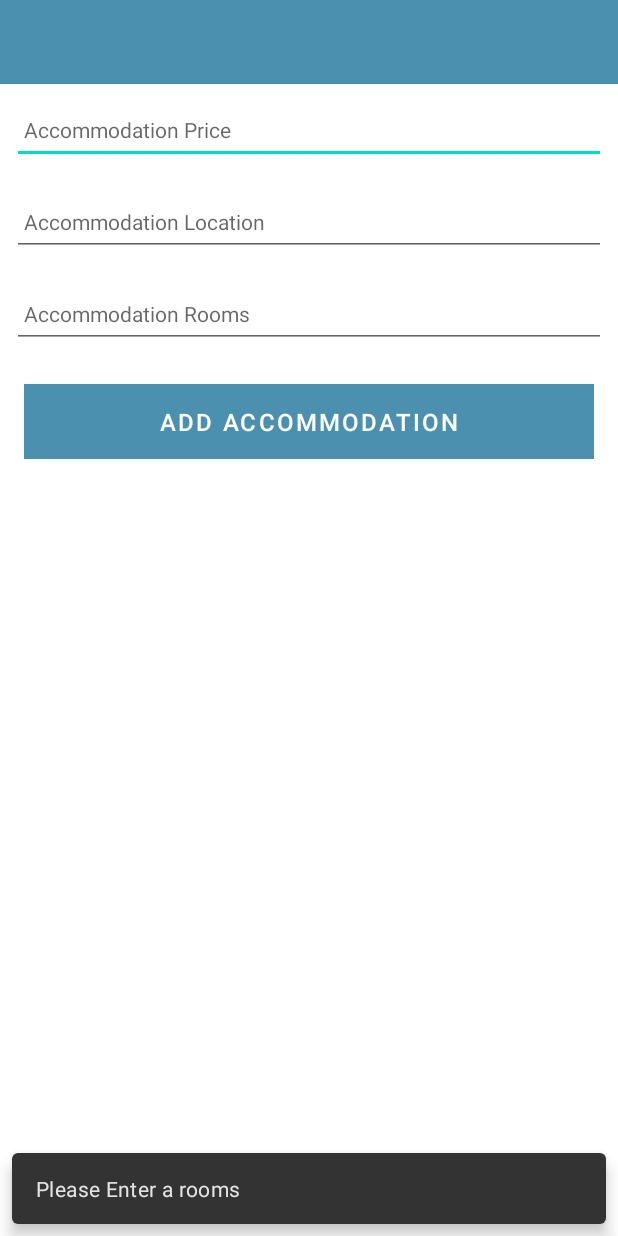
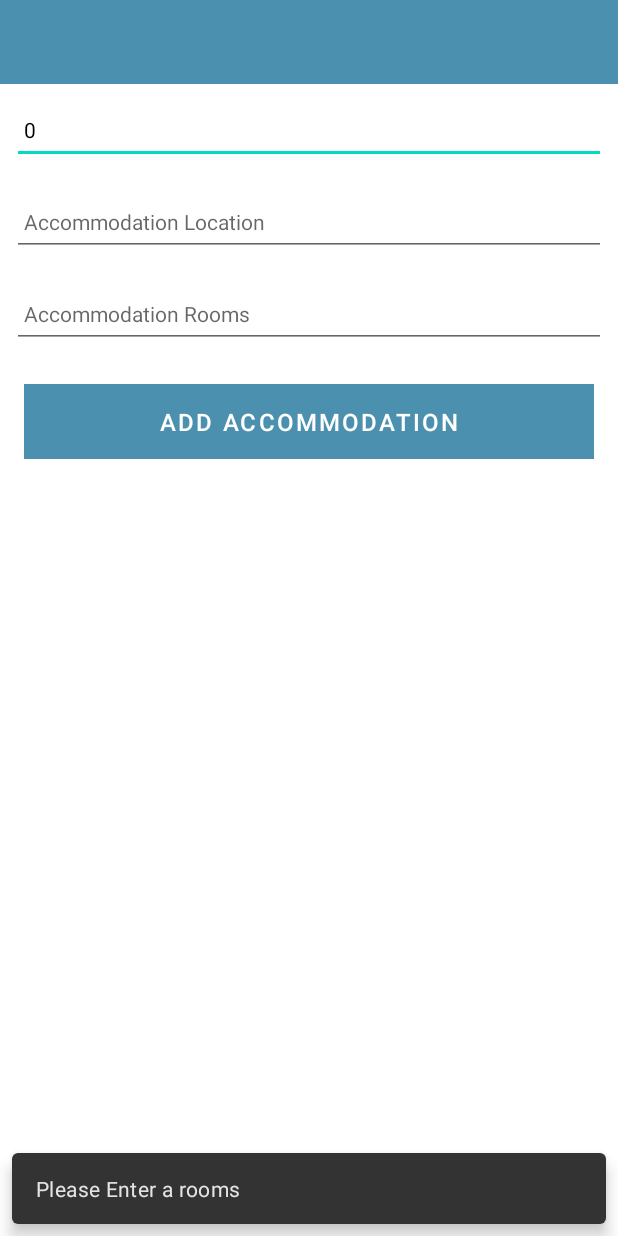
Before and after one commit to Nxkki/Accommodation-Android-App, an Android app: the screen it shows after launch (AccommodationActivity), after a tap on "ADD ACCOMMODATION", on a phone screen of 412 x 824 dp. Run offline under Robolectric (Android 15) with nearby library versions, the phone set to English and light mode, and no system bars; our stand-ins replace Timber; 1 statement that could not run was skipped.

Commit message:
Theme & String Resources, Layout, Event Handling2

```diff
--- a/app/src/main/java/org/wit/accommodation/activities/AccommodationActivity.kt
+++ b/app/src/main/java/org/wit/accommodation/activities/AccommodationActivity.kt
@@ -18,22 +18,24 @@ class AccommodationActivity : AppCompatActivity() {
 
         binding = ActivityAccommodationBinding.inflate(layoutInflater)
         setContentView(binding.root)
-
+        binding.accommodationPrice.setText("0")
         Timber.plant(Timber.DebugTree())
 
         i("Accommodation Activity started...")
 
         binding.btnAdd.setOnClickListener() {
-           val accommodationPrice = Integer.parseInt(binding.accommodationPrice.text.toString())
+            var accommodationPrice:Int = 0
+            if (binding.accommodationPrice.text.toString().isNotEmpty())
+                accommodationPrice = Integer.parseInt(binding.accommodationPrice.text.toString())
             val accommodationLocation = binding.accommodationLocation.text.toString()
             val accommodationRooms = binding.accommodationRooms.text.toString()
 
-            if (accommodationPrice.equals(0) ) {
+            if (accommodationPrice>0 ) {
                 i("add Button Pressed: $accommodationLocation")
             }
             else {
                 Snackbar
-                    .make(it,"Please Enter a location", Snackbar.LENGTH_LONG)
+                    .make(it,"Please Enter a price", Snackbar.LENGTH_LONG)
                     .show()
             }
             if (accommodationLocation.isNotEmpty() ) {
--- a/app/src/main/res/layout/activity_accommodation.xml
+++ b/app/src/main/res/layout/activity_accommodation.xml
@@ -48,7 +48,7 @@
                     android:layout_margin="8dp"
                     android:autofillHints="hint"
                     android:hint="@string/hint_accommodationPrice"
-                    android:inputType="text"
+                    android:inputType="number"
                     android:maxLength="25"
                     android:maxLines="1"
                     android:padding="8dp"
```
